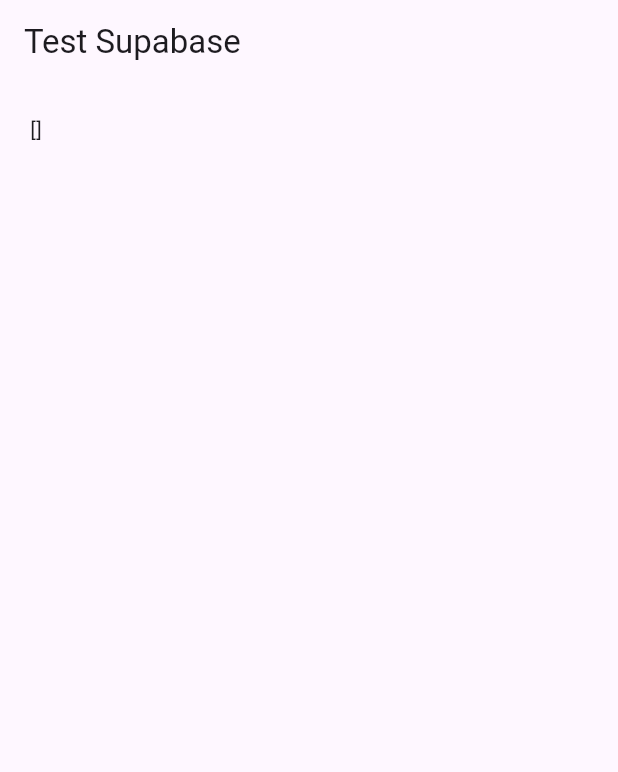
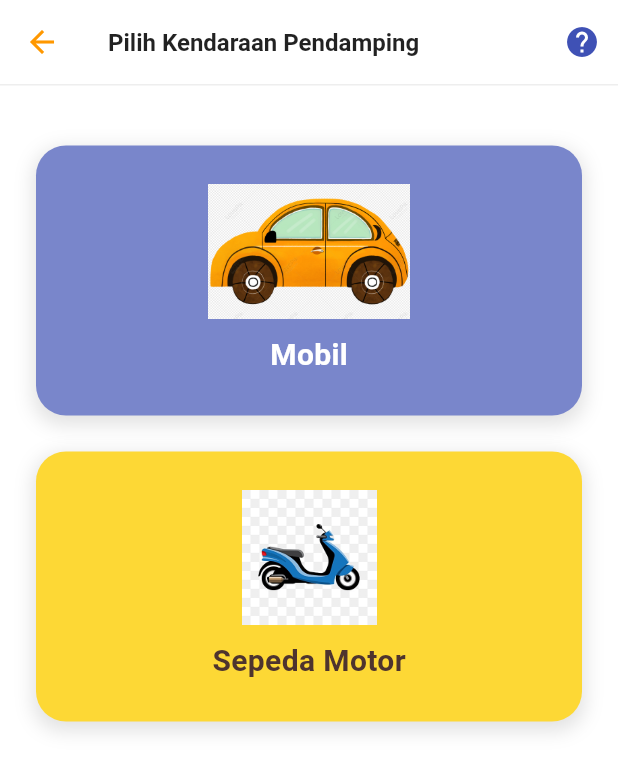
Before and after one commit to manzil26/sahabatRS, a Flutter app: the screen it shows after launch, on a phone screen of 412 x 824 dp. Shown: the top 772 px of the screen. Run offline on Flutter 3.47's test engine with Material 3 defaults, Android fonts, the phone set to English and light mode, and no system bars; our stand-ins replace supabase_flutter; accounts and stored records are empty.

Commit message:
Update UI Pilih Kendaraan

```diff
--- a/lib/main.dart
+++ b/lib/main.dart
@@ -1,9 +1,14 @@
 import 'package:flutter/material.dart';
 import 'package:supabase_flutter/supabase_flutter.dart';
+
+// --- BAGIAN 1: PANGGIL FILE HALAMAN KAMU ---
+// Pastikan nama file di folder screens/pendampingan sudah 'pilih_kendaraan.dart'
+import 'screens/pendampingan/pilih_kendaraan.dart';
 
 void main() async {
   WidgetsFlutterBinding.ensureInitialized();
 
+  // --- BAGIAN 2: KONEKSI DATABASE (JANGAN DIUBAH) ---
   await Supabase.initialize(
     url: "https://ppvjjumolctwzrednvul.supabase.co",
     anonKey:
@@ -18,47 +23,18 @@
 
   @override
   Widget build(BuildContext context) {
-    return MaterialApp(home: TestDatabasePage());
-  }
-}
+    return MaterialApp(
+      debugShowCheckedModeBanner: false, // Biar tulisan DEBUG di pojok kanan atas hilang
+      title: 'Sahabat RS',
+      theme: ThemeData(
+        // Ini tema warna default aplikasi (bisa disesuaikan)
+        colorScheme: ColorScheme.fromSeed(seedColor: Colors.indigo),
+        useMaterial3: true,
+      ),
 
-class TestDatabasePage extends StatefulWidget {
-  const TestDatabasePage({super.key});
-
-  @override
-  State<TestDatabasePage> createState() => _TestDatabasePageState();
-}
-
-class _TestDatabasePageState extends State<TestDatabasePage> {
-  String result = "Loading...";
-
-  @override
-  void initState() {
-    super.initState();
-    testDatabase();
-  }
-
-  Future<void> testDatabase() async {
-    try {
-      final data = await Supabase.instance.client
-          .from('nama_tabel_kamu')
-          .select();
-
-      setState(() {
-        result = data.toString();
-      });
-    } catch (e) {
-      setState(() {
-        result = "Error: $e";
-      });
-    }
-  }
-
-  @override
-  Widget build(BuildContext context) {
-    return Scaffold(
-      appBar: AppBar(title: const Text('Test Supabase')),
-      body: Padding(padding: const EdgeInsets.all(20), child: Text(result)),
+      // --- BAGIAN 3: TENTUKAN HALAMAN PERTAMA ---
+      // Di sini kita pasang halaman PilihKendaraanPage sebagai halaman utama yang muncul
+      home: const PilihKendaraanPage(),
     );
   }
 }
--- /dev/null
+++ b/lib/screens/pendampingan/pilih_kendaraan.dart
@@ -0,0 +1,138 @@
+import 'package:flutter/material.dart';
+
+class PilihKendaraanPage extends StatelessWidget {
+  const PilihKendaraanPage({super.key});
+
+  @override
+  Widget build(BuildContext context) {
+    return Scaffold(
+      backgroundColor: Colors.white,
+      // --- APP BAR (HEADER) ---
+      appBar: AppBar(
+        backgroundColor: Colors.white,
+        elevation: 0, // Biar flat tidak ada bayangan default
+        leading: IconButton(
+          icon: const Icon(Icons.arrow_back, color: Colors.orange), // Panah Oranye
+          onPressed: () {
+            Navigator.pop(context); // Fungsi kembali
+          },
+        ),
+        title: const Text(
+          "Pilih Kendaraan Pendamping",
+          style: TextStyle(
+            color: Colors.black87,
+            fontWeight: FontWeight.bold,
+            fontSize: 16,
+          ),
+        ),
+        actions: [
+          IconButton(
+            icon: const Icon(Icons.help, color: Colors.indigo), // Icon tanya biru tua
+            onPressed: () {},
+          )
+        ],
+        // Garis tipis di bawah AppBar
+        bottom: PreferredSize(
+          preferredSize: const Size.fromHeight(1.0),
+          child: Container(
+            color: Colors.grey[200],
+            height: 1.0,
+          ),
+        ),
+      ),
+
+      // --- BODY (ISI HALAMAN) ---
+      body: Padding(
+        padding: const EdgeInsets.symmetric(horizontal: 24.0, vertical: 20.0),
+        child: Column(
+          children: [
+            const SizedBox(height: 20), // Jarak dari atas
+
+            // KARTU 1: MOBIL
+            _buildVehicleCard(
+              title: "Mobil",
+              imagePath: "assets/images/mobil.png", // GANTI dengan path gambarmu
+              bgColor: const Color(0xFF7986CB), // Warna Ungu Soft (Indigo 300)
+              textColor: Colors.white,
+              onTap: () {
+                print("Pilih Mobil");
+                // Masukkan logika navigasi di sini
+              },
+            ),
+
+            const SizedBox(height: 24), // Jarak antar kartu
+
+            // KARTU 2: MOTOR
+            _buildVehicleCard(
+              title: "Sepeda Motor",
+              imagePath: "assets/images/motor.png", // GANTI dengan path gambarmu
+              bgColor: const Color(0xFFFDD835), // Warna Kuning (Yellow 600)
+              textColor: Colors.brown[800]!, // Teks warna coklat tua biar kebaca
+              onTap: () {
+                print("Pilih Motor");
+                // Masukkan logika navigasi di sini
+              },
+            ),
+          ],
+        ),
+      ),
+    );
+  }
+
+  // --- WIDGET TAMBAHAN (Biar kodingan di atas gak ruwet) ---
+  // Ini fungsinya mirip component di Figma, jadi kita buat sekali, bisa dipanggil berkali-kali
+  Widget _buildVehicleCard({
+    required String title,
+    required String imagePath,
+    required Color bgColor,
+    required Color textColor,
+    required VoidCallback onTap,
+  }) {
+    return InkWell(
+      onTap: onTap,
+      borderRadius: BorderRadius.circular(20), // Biar efek klik ngikutin bentuk bulat
+      child: Container(
+        width: double.infinity, // Lebar mentok kanan kiri
+        height: 180, // Tinggi kartu
+        decoration: BoxDecoration(
+          color: bgColor,
+          borderRadius: BorderRadius.circular(20), // Sudut melengkung
+          boxShadow: [
+            BoxShadow(
+              color: Colors.grey.withOpacity(0.3),
+              spreadRadius: 2,
+              blurRadius: 10,
+              offset: const Offset(0, 4), // Posisi bayangan ke bawah
+            ),
+          ],
+        ),
+        child: Column(
+          mainAxisAlignment: MainAxisAlignment.center,
+          children: [
+            // Gambar Kendaraan
+            // PENTING: Pastikan gambar sudah didaftarkan di pubspec.yaml
+            Image.asset(
+              imagePath,
+              height: 90,
+              fit: BoxFit.contain,
+              errorBuilder: (context, error, stackTrace) {
+                // Ini muncul kalau gambarmu belum ada/error
+                return const Icon(Icons.directions_car, size: 80, color: Colors.white54);
+              },
+            ),
+            const SizedBox(height: 10),
+            // Teks Judul
+            Text(
+              title,
+              style: TextStyle(
+                color: textColor,
+                fontSize: 20,
+                fontWeight: FontWeight.bold,
+              ),
+            ),
+          ],
+        ),
+      ),
+    );
+  }
+}
--- a/pubspec.yaml
+++ b/pubspec.yaml
@@ -18,3 +18,6 @@
 
 flutter:
   uses-material-design: true
+
+  assets:
+    - assets/images/
```
Also changed, not shown: assets/images/mobil.png (added), assets/images/motor.png (added), lib/screens/pendampingan/Pilih-Kendaraan.dart (deleted), pubspec.lock.
